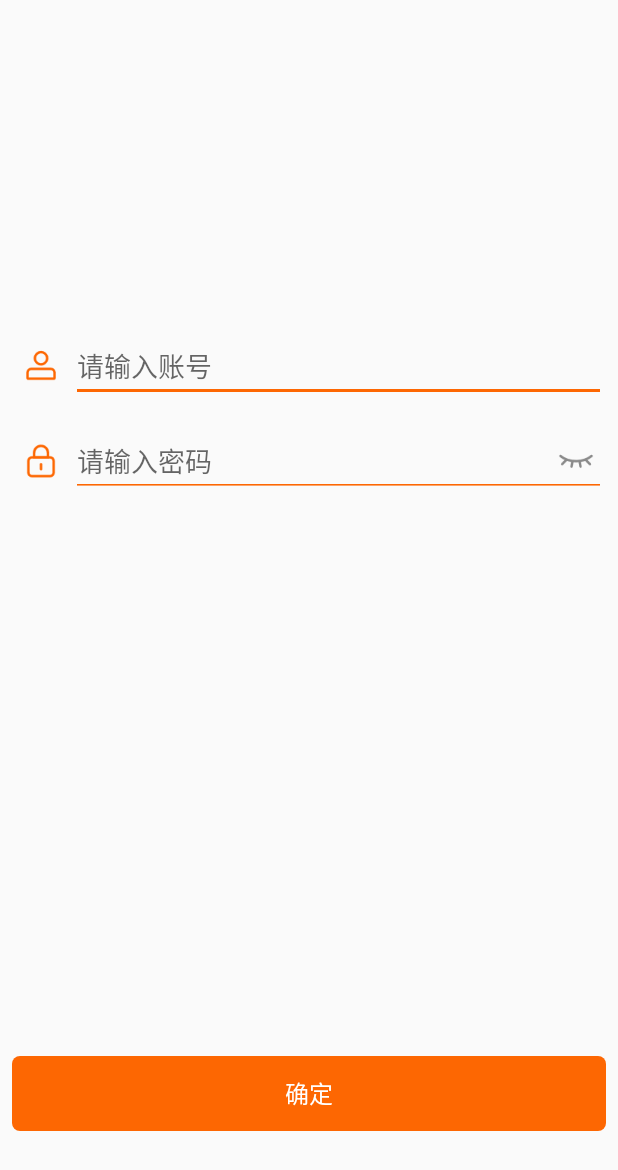
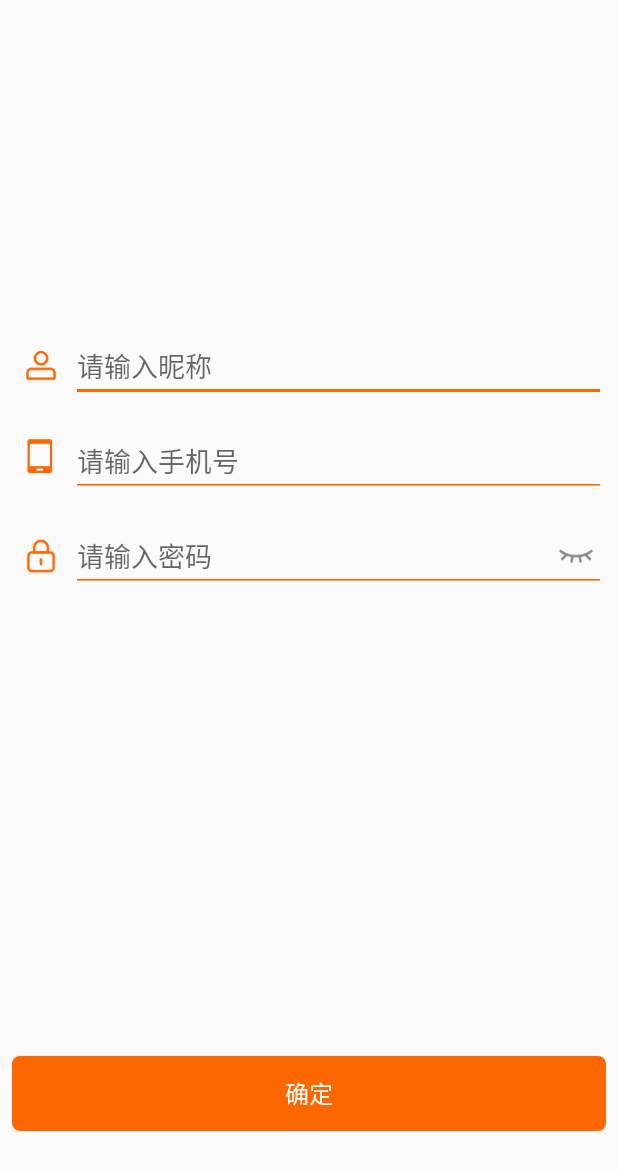
Before and after one commit to ZuiRenA/SchoolGuide, an Android app: the RegisterActivity screen opened directly, with no data from a screen before it, on a phone screen of 412 x 824 dp. Shown: the top 1170 px of the screen. Run offline under Robolectric (Android 15) with nearby library versions, the phone set to English and light mode, and no system bars; libraries missing offline, so code that uses them is left out: com.kaopiz.kprogresshud.

Commit message:
feat:网络部分

```diff
--- a/app/src/main/java/com/example/schoolguide/App.kt
+++ b/app/src/main/java/com/example/schoolguide/App.kt
@@ -21,6 +21,7 @@ class App : Application() {
         super.onCreate()
         MMKV.initialize(this)
         appContext = this
+        instance = this
     }
 
 }
--- a/app/src/main/java/com/example/schoolguide/SplashActivity.kt
+++ b/app/src/main/java/com/example/schoolguide/SplashActivity.kt
@@ -8,6 +8,7 @@ import com.bumptech.glide.load.engine.DiskCacheStrategy
 import com.example.schoolguide.extUtil.intent
 import com.example.schoolguide.login.LoginActivity
 import com.example.schoolguide.util.LoginUtil
+import com.example.schoolguide.util.LoginUtil.Null_String
 import com.example.schoolguide.view.BaseActivity
 import com.tencent.mmkv.MMKV
 import kotlinx.android.synthetic.main.activity_splash.*
@@ -46,7 +47,7 @@ class SplashActivity : BaseActivity(), EasyPermissions.PermissionCallbacks {
 
     private fun getLoginInfoTodo() {
         val loginInfo = LoginUtil.getLoginInfo()
-        if (loginInfo.account != null && loginInfo.password != null) {
+        if (loginInfo.account != null && loginInfo.password != null && loginInfo.account != Null_String && loginInfo.password != Null_String) {
             intent(MainActivity::class.java)
             finish()
         } else {
--- a/app/src/main/java/com/example/schoolguide/login/RegisterActivity.kt
+++ b/app/src/main/java/com/example/schoolguide/login/RegisterActivity.kt
@@ -25,7 +25,9 @@ class RegisterActivity : BaseActivity(), View.OnClickListener {
                 }
             }
 
-            R.id.registerBtn -> {   }
+            R.id.registerBtn -> {
+
+            }
         }
     }
 
--- a/app/src/main/res/layout/activity_register.xml
+++ b/app/src/main/res/layout/activity_register.xml
@@ -23,8 +23,8 @@
             android:layout_width="wrap_content"
             android:layout_height="wrap_content"
             android:id="@+id/imageViewRegister1"
-            app:layout_constraintTop_toTopOf="@+id/registerAccount"
-            app:layout_constraintBottom_toBottomOf="@+id/registerAccount"
+            app:layout_constraintTop_toTopOf="@+id/registerName"
+            app:layout_constraintBottom_toBottomOf="@+id/registerName"
             app:layout_constraintStart_toStartOf="parent"
             android:layout_marginStart="15dp"/>
 
@@ -32,11 +32,21 @@
             android:src="@drawable/password_icon"
             android:layout_width="wrap_content"
             android:layout_height="wrap_content"
+            android:id="@+id/imageViewRegister3"
+            app:layout_constraintTop_toTopOf="@+id/registerPassword"
+            app:layout_constraintBottom_toBottomOf="@+id/registerPassword"
+            app:layout_constraintEnd_toEndOf="@+id/imageViewRegister2"
+            app:layout_constraintStart_toStartOf="@+id/imageViewRegister2"/>
+
+    <ImageView
+            android:id="@+id/imageViewRegister2"
+            android:src="@drawable/phone"
+            android:layout_width="wrap_content"
+            android:layout_height="wrap_content"
+            android:layout_marginTop="8dp"
+            app:layout_constraintTop_toTopOf="@+id/registerPhoneNumber"
             app:layout_constraintStart_toStartOf="@+id/imageViewRegister1"
-            app:layout_constraintEnd_toEndOf="@+id/imageViewRegister1"
-            android:id="@+id/imageViewRegister2"
-            app:layout_constraintTop_toTopOf="@+id/registerPassword"
-            app:layout_constraintBottom_toBottomOf="@+id/registerPassword"/>
+            app:layout_constraintEnd_toEndOf="@+id/imageViewRegister1"/>
     <EditText
             android:hint="@string/login_account_notice"
             android:theme="@style/LoginEditText"
@@ -47,8 +57,21 @@
             android:layout_marginTop="20dp"
             app:layout_constraintTop_toBottomOf="@+id/imageViewRegister"
             app:layout_constraintStart_toEndOf="@+id/imageViewRegister1"
-            android:id="@+id/registerAccount"
+            android:id="@+id/registerName"
             android:layout_marginStart="8dp"/>
+
+    <EditText
+            android:hint="@string/login_phone_number"
+            android:theme="@style/LoginEditText"
+            android:layout_width="0dp"
+            android:layout_height="wrap_content"
+            app:layout_constraintEnd_toEndOf="parent"
+            android:layout_marginEnd="8dp"
+            app:layout_constraintStart_toEndOf="@+id/imageViewRegister1"
+            android:id="@+id/registerPhoneNumber"
+            android:layout_marginStart="8dp"
+            app:layout_constraintHorizontal_bias="1.0" android:layout_marginTop="15dp"
+            app:layout_constraintTop_toBottomOf="@+id/registerName"/>
 
     <EditText
             android:hint="@string/login_password_notice"
@@ -57,12 +80,12 @@
             android:layout_height="wrap_content"
             android:id="@+id/registerPassword"
             android:inputType="textPassword"
-            android:layout_marginTop="15dp"
-            app:layout_constraintTop_toBottomOf="@+id/registerAccount"
-            app:layout_constraintStart_toEndOf="@+id/imageViewRegister2"
+            app:layout_constraintStart_toEndOf="@+id/imageViewRegister3"
             android:layout_marginStart="8dp"
             app:layout_constraintEnd_toEndOf="parent"
-            android:layout_marginEnd="8dp"/>
+            android:layout_marginEnd="8dp"
+            app:layout_constraintHorizontal_bias="1.0" android:layout_marginTop="15dp"
+            app:layout_constraintTop_toBottomOf="@+id/registerPhoneNumber"/>
 
     <ImageView
             android:id="@+id/registerPswShow"
--- a/app/src/main/res/values/strings.xml
+++ b/app/src/main/res/values/strings.xml
@@ -1,7 +1,8 @@
 <resources>
     <string name="app_name">SchoolGuide</string>
 
-    <string name="permission_request">需要获取一下权限：</string>
+    <string name="permission_request">需要获取以下权限：</string>
+    <string name="network_error">请求失败，请检查你的网络</string>
 
     <string name="assign">确定</string>
     <string name="cancel">取消</string>
@@ -12,7 +13,8 @@
     <!--login part-->
     <string name="login_account">账号：</string>
     <string name="login_password">密码：</string>
-    <string name="login_account_notice">请输入账号</string>
+    <string name="login_account_notice">请输入昵称</string>
+    <string name="login_phone_number">请输入手机号</string>
     <string name="login_password_notice">请输入密码</string>
     <string name="login_register">注册账号</string>
     <string name="login_forget_password">忘记密码</string>
```
Also changed, not shown: app/src/main/java/com/example/schoolguide/main/HomeFragment.kt (+22 -0 lines), app/src/main/java/com/example/schoolguide/main/HomeViewModel.kt (added, +28 -0 lines), app/src/main/java/com/example/schoolguide/model/Net.kt (added, +21 -0 lines), app/src/main/java/com/example/schoolguide/network/NetConfig.kt (+3 -17 lines), app/src/main/java/com/example/schoolguide/network/RetrofitHelper.kt (+20 -14 lines), app/src/main/java/com/example/schoolguide/network/Server.kt (added, +16 -0 lines), app/src/main/res/drawable-xhdpi/phone.png (added).
